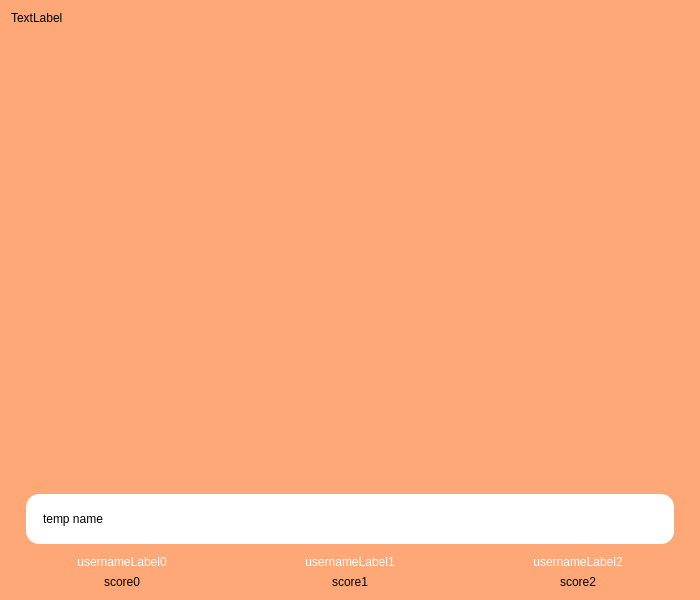
ZaidArshad/Multiplayer-Jeopardy, file ui/main_screen.ui: the form before one commit.
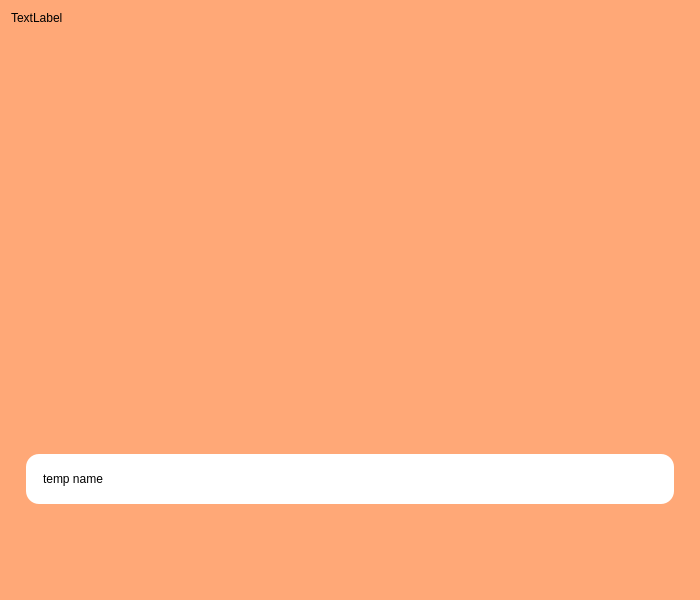
The form after the commit.

Commit message: added player cards

The edit to the form file:
```diff
--- a/ui/main_screen.ui
+++ b/ui/main_screen.ui
@@ -130,7 +130,7 @@
       </widget>
      </item>
      <item>
-      <spacer name="verticalSpacer">
+      <spacer name="playerVerticalSpacer">
        <property name="orientation">
         <enum>Qt::Vertical</enum>
        </property>
@@ -140,107 +140,26 @@
        <property name="sizeHint" stdset="0">
         <size>
          <width>20</width>
-         <height>5</height>
+         <height>80</height>
         </size>
        </property>
       </spacer>
      </item>
      <item>
-      <layout class="QHBoxLayout" name="horizontalLayout">
-       <item>
-        <layout class="QVBoxLayout" name="verticalLayout_0">
-         <item>
-          <widget class="QLabel" name="usernameLabel0">
-           <property name="styleSheet">
-            <string notr="true">QLabel { 
-	color: white;
-	font: 15pt &quot;Inter&quot;;
-	margin: 0px 10px;
-}</string>
-           </property>
-           <property name="text">
-            <string>usernameLabel0</string>
-           </property>
-           <property name="alignment">
-            <set>Qt::AlignCenter</set>
-           </property>
-          </widget>
-         </item>
-         <item>
-          <widget class="QLabel" name="scoreLabel0">
-           <property name="text">
-            <string>score0</string>
-           </property>
-           <property name="alignment">
-            <set>Qt::AlignCenter</set>
-           </property>
-          </widget>
-         </item>
-        </layout>
-       </item>
-       <item>
-        <layout class="QVBoxLayout" name="verticalLayout_1">
-         <item>
-          <widget class="QLabel" name="usernameLabel1">
-           <property name="styleSheet">
-            <string notr="true">QLabel { 
-	color: white;
-	font: 15pt &quot;Inter&quot;;
-	margin: 0px 10px;
-}</string>
-           </property>
-           <property name="text">
-            <string>usernameLabel1</string>
-           </property>
-           <property name="alignment">
-            <set>Qt::AlignCenter</set>
-           </property>
-          </widget>
-         </item>
-         <item>
-          <widget class="QLabel" name="scoreLabel1">
-           <property name="text">
-            <string>score1</string>
-           </property>
-           <property name="alignment">
-            <set>Qt::AlignCenter</set>
-           </property>
-          </widget>
-         </item>
-        </layout>
-       </item>
-       <item>
-        <layout class="QVBoxLayout" name="verticalLayout_3">
-         <item>
-          <widget class="QLabel" name="usernameLabel2">
-           <property name="styleSheet">
-            <string notr="true">QLabel { 
-	color: white;
-	font: 15pt &quot;Inter&quot;;
-	margin: 0px 10px;
-}</string>
-           </property>
-           <property name="text">
-            <string>usernameLabel2</string>
-           </property>
-           <property name="alignment">
-            <set>Qt::AlignCenter</set>
-           </property>
-          </widget>
-         </item>
-         <item>
-          <widget class="QLabel" name="scoreLabel2">
-           <property name="text">
-            <string>score2</string>
-           </property>
-           <property name="alignment">
-            <set>Qt::AlignCenter</set>
-           </property>
-          </widget>
-         </item>
-        </layout>
-       </item>
-      </layout>
+      <spacer name="verticalSpacer">
+       <property name="orientation">
+        <enum>Qt::Vertical</enum>
+       </property>
+       <property name="sizeType">
+        <enum>QSizePolicy::Fixed</enum>
+       </property>
+       <property name="sizeHint" stdset="0">
+        <size>
+         <width>20</width>
+         <height>5</height>
+        </size>
+       </property>
+      </spacer>
      </item>
     </layout>
    </item>
```
The commit also changes 2 other files.
